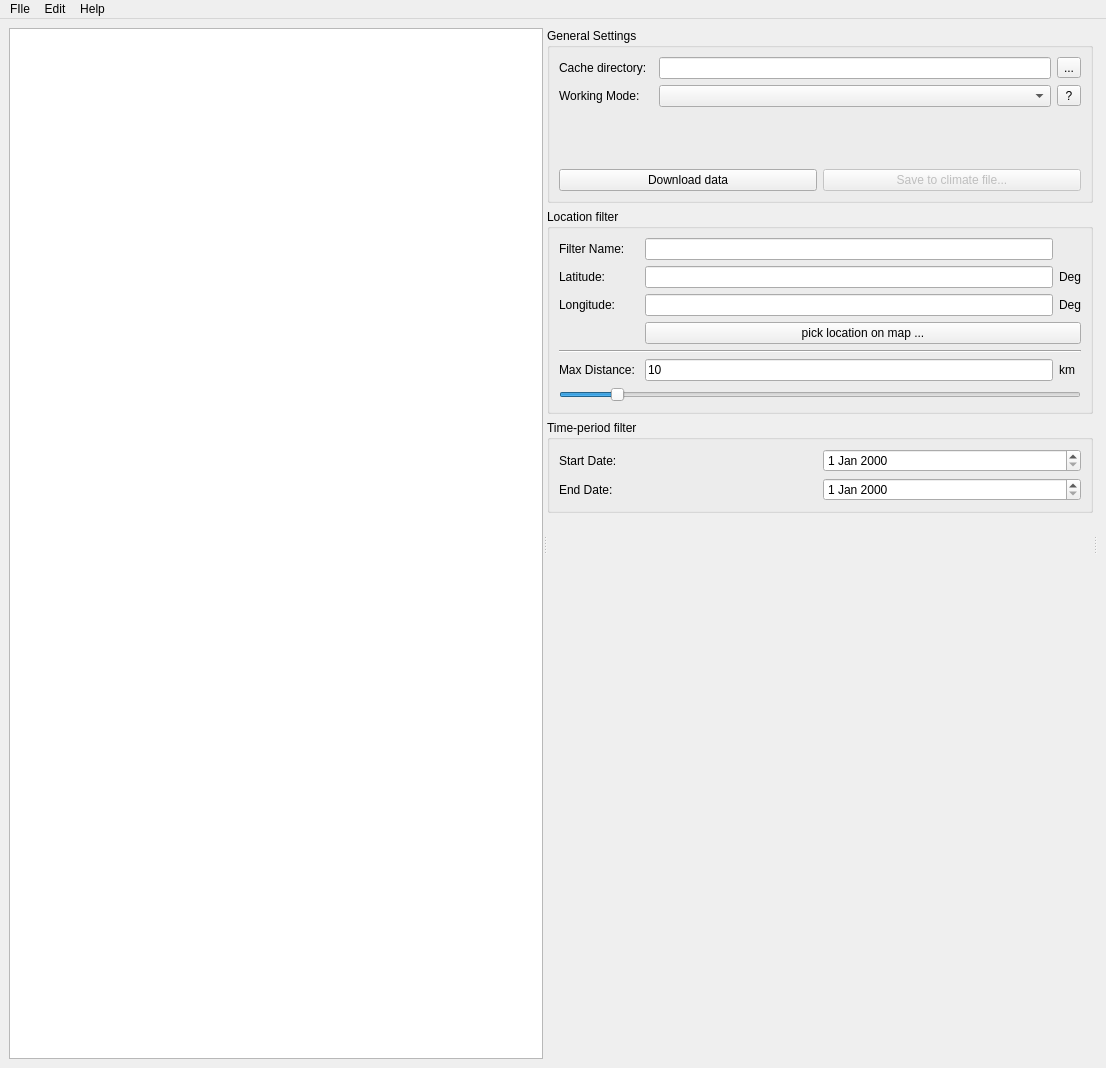
First picture: the form in DWDWeatherDataConverter/src/DWDMainWindow.ui, repository hirseboy/DWD-Weather-Data-Converter, before the edit.
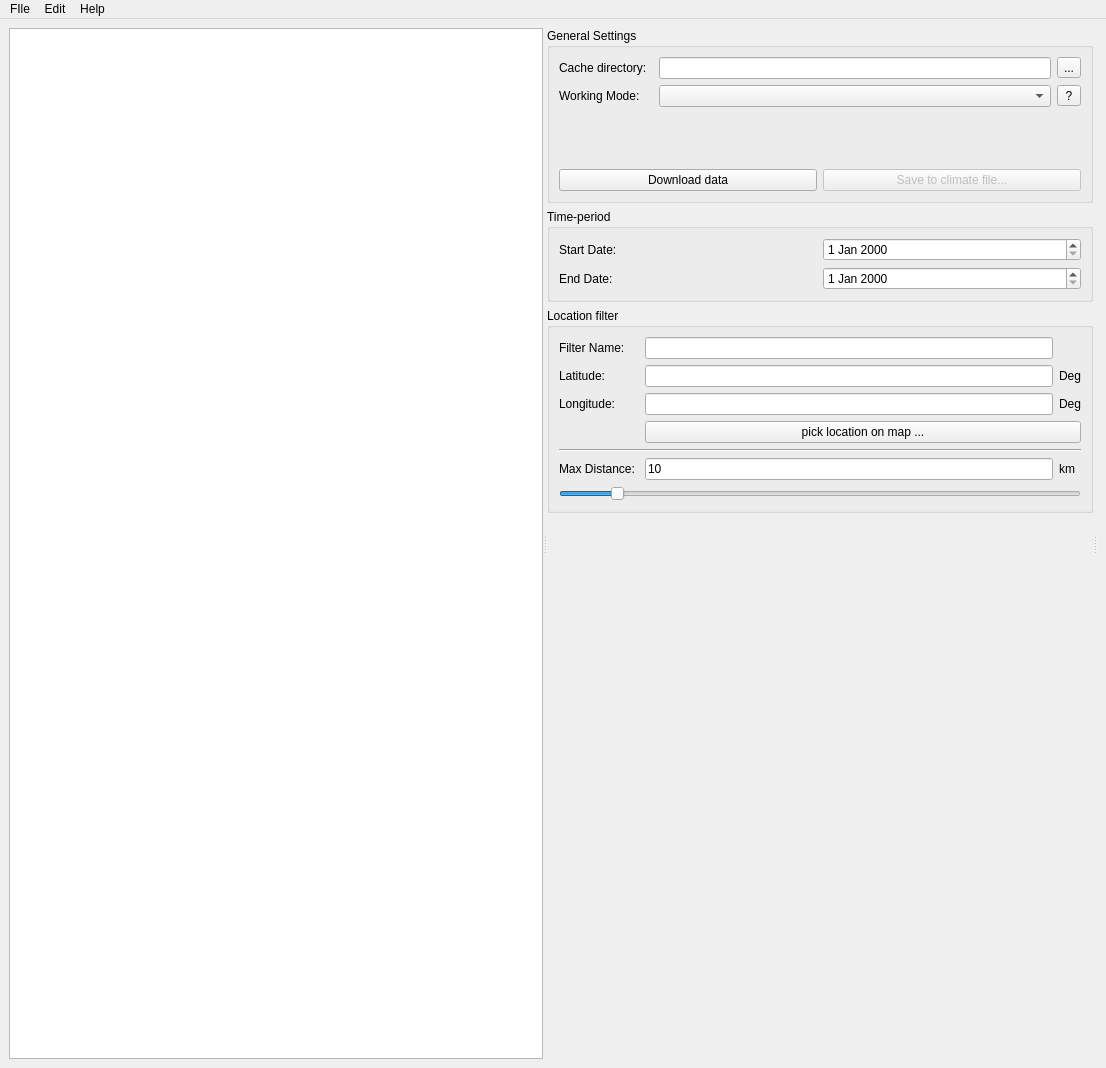
Second picture: the form after the edit. Custom widgets are drawn as their Qt base class.

```diff
--- a/DWDWeatherDataConverter/src/DWDMainWindow.ui
+++ b/DWDWeatherDataConverter/src/DWDMainWindow.ui
@@ -109,6 +109,47 @@
           </layout>
          </widget>
         </item>
+        <item>
+         <widget class="QGroupBox" name="groupBoxTime">
+          <property name="title">
+           <string>Time-period</string>
+          </property>
+          <layout class="QGridLayout" name="gridLayout_2">
+           <item row="1" column="1">
+            <widget class="QDateEdit" name="dateEditEnd"/>
+           </item>
+           <item row="1" column="0">
+            <widget class="QLabel" name="label_10">
+             <property name="minimumSize">
+              <size>
+               <width>0</width>
+               <height>0</height>
+              </size>
+             </property>
+             <property name="text">
+              <string>End Date:</string>
+             </property>
+            </widget>
+           </item>
+           <item row="0" column="0">
+            <widget class="QLabel" name="label">
+             <property name="minimumSize">
+              <size>
+               <width>0</width>
+               <height>0</height>
+              </size>
+             </property>
+             <property name="text">
+              <string>Start Date:</string>
+             </property>
+            </widget>
+           </item>
+           <item row="0" column="1">
+            <widget class="QDateEdit" name="dateEditStart"/>
+           </item>
+          </layout>
+         </widget>
+        </item>
         <item>
          <widget class="QGroupBox" name="groupBoxLocation">
           <property name="maximumSize">
@@ -236,47 +277,6 @@
           </layout>
          </widget>
         </item>
-        <item>
-         <widget class="QGroupBox" name="groupBoxTime">
-          <property name="title">
-           <string>Time-period filter</string>
-          </property>
-          <layout class="QGridLayout" name="gridLayout_2">
-           <item row="1" column="1">
-            <widget class="QDateEdit" name="dateEditEnd"/>
-           </item>
-           <item row="1" column="0">
-            <widget class="QLabel" name="label_10">
-             <property name="minimumSize">
-              <size>
-               <width>0</width>
-               <height>0</height>
-              </size>
-             </property>
-             <property name="text">
-              <string>End Date:</string>
-             </property>
-            </widget>
-           </item>
-           <item row="0" column="0">
-            <widget class="QLabel" name="label">
-             <property name="minimumSize">
-              <size>
-               <width>0</width>
-               <height>0</height>
-              </size>
-             </property>
-             <property name="text">
-              <string>Start Date:</string>
-             </property>
-            </widget>
-           </item>
-           <item row="0" column="1">
-            <widget class="QDateEdit" name="dateEditStart"/>
-           </item>
-          </layout>
-         </widget>
-        </item>
         <item>
          <spacer name="verticalSpacer_2">
           <property name="orientation">
```
